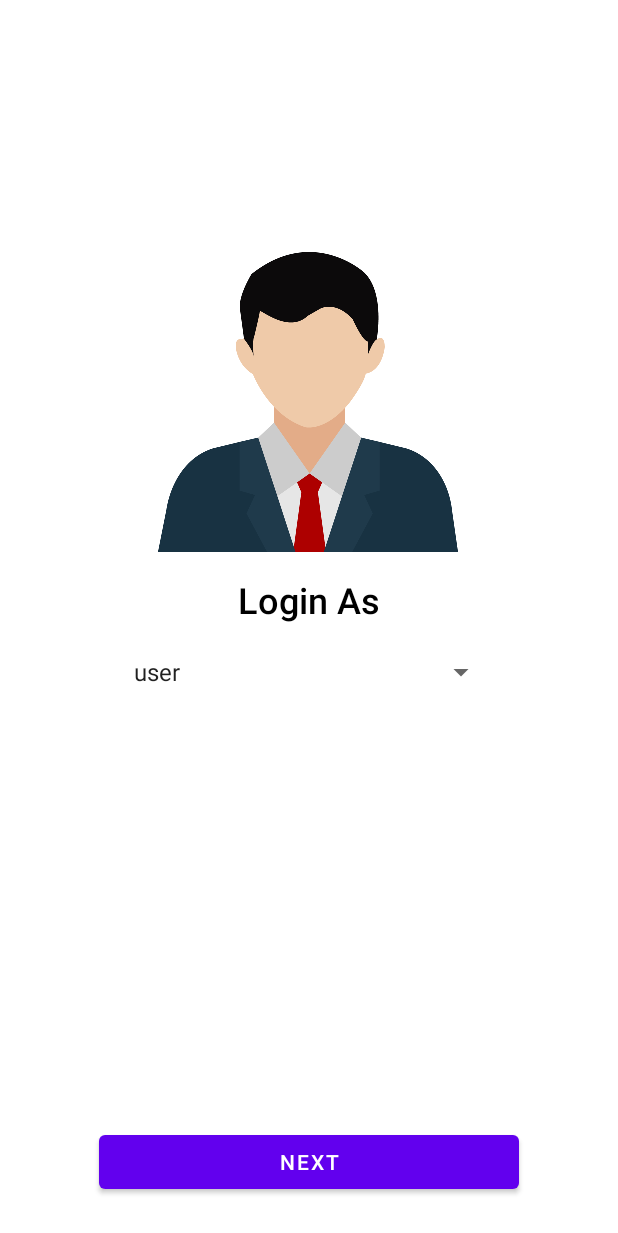
After one commit to achmadrizkin/java_hotel_system, an Android app: the SelectRoleActivity screen opened directly, with no data from a screen before it, on a phone screen of 412 x 824 dp. The commit adds this screen. Shown: the top 1233 px of the screen. Run offline under Robolectric (Android 15) with nearby library versions, the phone set to English and light mode, and no system bars; our stand-ins replace Dagger/Hilt's generated code, Firebase (no records; nobody signed in at launch, a user with empty details on screens opened directly); 1 statement that could not run was skipped.

Commit message:
POST USER TO API SUCCESS (NO ERROR)

```diff
--- /dev/null
+++ b/app/src/main/java/com/example/java_hotel_system/service/RetroService.java
@@ -0,0 +1,12 @@
+package com.example.java_hotel_system.service;
+
+import com.example.java_hotel_system.model.user.UserRequest;
+
+import io.reactivex.Observable;
+import retrofit2.http.Body;
+import retrofit2.http.POST;
+
+public interface RetroService {
+    @POST("insert_user.php")
+    Observable<UserRequest> postUserByLogin(@Body UserRequest userRequest);
+}
--- a/app/src/main/java/com/example/java_hotel_system/view/login/github/GithubAuth.java
+++ b/app/src/main/java/com/example/java_hotel_system/view/login/github/GithubAuth.java
@@ -15,6 +15,7 @@ import android.widget.Toast;
 import com.example.java_hotel_system.R;
 import com.example.java_hotel_system.view.bottomNav.BottomNavigationActivity;
 import com.example.java_hotel_system.view.login.facebook.FacebookAuth;
+import com.example.java_hotel_system.view.select_role.SelectRoleActivity;
 import com.google.android.gms.tasks.OnFailureListener;
 import com.google.android.gms.tasks.OnSuccessListener;
 import com.google.android.gms.tasks.Task;
@@ -116,9 +117,11 @@ public class GithubAuth extends AppCompatActivity {
     }
 
     private void openNextActivity() {
-        Intent i = new Intent(GithubAuth.this, BottomNavigationActivity.class);
+        Intent i = new Intent(GithubAuth.this, SelectRoleActivity.class);
+        i.putExtra("log_via", "GITHUB");
         i.setFlags(Intent.FLAG_ACTIVITY_CLEAR_TASK | Intent.FLAG_ACTIVITY_NEW_TASK);
         startActivity(i);
+
         finish();
     }
 
--- /dev/null
+++ b/app/src/main/java/com/example/java_hotel_system/view/select_role/SelectRoleActivity.java
@@ -0,0 +1,101 @@
+package com.example.java_hotel_system.view.select_role;
+
+import androidx.appcompat.app.AppCompatActivity;
+import androidx.lifecycle.Observer;
+import androidx.lifecycle.ViewModelProvider;
+
+import android.content.Intent;
+import android.os.Bundle;
+import android.view.View;
+import android.widget.AdapterView;
+import android.widget.ArrayAdapter;
+import android.widget.Button;
+import android.widget.Spinner;
+import android.widget.Toast;
+
+import com.example.java_hotel_system.R;
+import com.example.java_hotel_system.model.user.UserRequest;
+import com.example.java_hotel_system.view.bottomNav.BottomNavigationActivity;
+import com.example.java_hotel_system.view.login.facebook.FacebookAuth;
+import com.example.java_hotel_system.view_model.LoginFacebookViewModel;
+import com.google.firebase.auth.FirebaseAuth;
+
+import dagger.hilt.android.AndroidEntryPoint;
+
+@AndroidEntryPoint
+public class SelectRoleActivity extends AppCompatActivity {
+    private LoginFacebookViewModel viewModel;
+    private FirebaseAuth mAuth;
+    private String valSpinner;
+
+    @Override
+    protected void onCreate(Bundle savedInstanceState) {
+        super.onCreate(savedInstanceState);
+        setContentView(R.layout.activity_select_role);
+
+        //
+        mAuth = FirebaseAuth.getInstance();
+        viewModel = new ViewModelProvider(this).get(LoginFacebookViewModel.class);
+
+        Spinner spinnerRole = findViewById(R.id.spinnerRole);
+        Button btnNext = findViewById(R.id.btnNext);
+
+        //
+        Intent intent = getIntent();
+        String log_via = intent.getExtras().getString("log_via");
+
+        ArrayAdapter<CharSequence> adapter = ArrayAdapter.createFromResource(this,
+                R.array.role, android.R.layout.simple_spinner_item);
+        adapter.setDropDownViewResource(android.R.layout.simple_spinner_dropdown_item);
+        spinnerRole.setAdapter(adapter);
+
+        spinnerRole.setOnItemSelectedListener(new AdapterView.OnItemSelectedListener() {
+            @Override
+            public void onItemSelected(AdapterView<?> adapterView, View view, int i, long l) {
+               valSpinner = adapterView.getItemAtPosition(i).toString();
+            }
+
+            @Override
+            public void onNothingSelected(AdapterView<?> adapterView) {
+
+            }
+        });
+
+        btnNext.setOnClickListener(new View.OnClickListener() {
+            @Override
+            public void onClick(View view) {
+                if (valSpinner.length() > 2) {
+                    UserRequest a = new UserRequest(mAuth.getCurrentUser().getDisplayName(), mAuth.getCurrentUser().getUid(), mAuth.getCurrentUser().getPhotoUrl().toString(), valSpinner, log_via);
+                    postUserByLoginFromView(a);
+                }
+            }
+        });
+    }
+
+    private void postUserByLoginFromView(UserRequest userRequest) {
+        viewModel = new ViewModelProvider(this).get(LoginFacebookViewModel.class);
+        viewModel.postUserByFacebookObservable().observe(SelectRoleActivity.this, new Observer<UserRequest>() {
+            @Override
+            public void onChanged(UserRequest userRequest) {
+                if (userRequest == null) {
+                    Toast.makeText(
+                            getApplicationContext(),
+                            "Failed to create/update new user",
+                            Toast.LENGTH_LONG
+                    ).show();
+                } else {
+                    Toast.makeText(
+                            getApplicationContext(),
+                            "Success to create/update new user",
+                            Toast.LENGTH_LONG
+                    ).show();
+                    startActivity(new Intent(getApplicationContext(), BottomNavigationActivity.class));
+                    finish();
+                }
+            }
+        });
+
+        viewModel.postUserByFacebookOfData(userRequest);
+    }
+
+}
--- /dev/null
+++ b/app/src/main/java/com/example/java_hotel_system/view_model/LoginFacebookViewModel.java
@@ -0,0 +1,34 @@
+package com.example.java_hotel_system.view_model;
+
+import androidx.lifecycle.MutableLiveData;
+import androidx.lifecycle.ViewModel;
+
+import com.example.java_hotel_system.model.user.UserRequest;
+import com.example.java_hotel_system.repo.LoginFacebookRepo;
+import com.example.java_hotel_system.service.RetroService;
+
+import javax.inject.Inject;
+
+import dagger.hilt.android.lifecycle.HiltViewModel;
+
+@HiltViewModel
+public class LoginFacebookViewModel extends ViewModel {
+    MutableLiveData<UserRequest> liveData;
+
+    @Inject
+    RetroService retroService;
+
+    @Inject
+    public LoginFacebookViewModel() {
+        liveData = new MutableLiveData<>();
+    }
+
+    public MutableLiveData<UserRequest> postUserByFacebookObservable() {
+        return liveData;
+    }
+
+    public void postUserByFacebookOfData(UserRequest userRequest) {
+        LoginFacebookRepo loginFacebookRepo = new LoginFacebookRepo(retroService);
+        loginFacebookRepo.postUserFacebookFromApiCall(userRequest, liveData);
+    }
+}
--- /dev/null
+++ b/app/src/main/res/layout/activity_select_role.xml
@@ -0,0 +1,52 @@
+<?xml version="1.0" encoding="utf-8"?>
+<androidx.constraintlayout.widget.ConstraintLayout xmlns:android="http://schemas.android.com/apk/res/android"
+    xmlns:app="http://schemas.android.com/apk/res-auto"
+    xmlns:tools="http://schemas.android.com/tools"
+    android:layout_width="match_parent"
+    android:layout_height="match_parent"
+    tools:context=".view.select_role.SelectRoleActivity">
+
+    <ImageView
+        android:id="@+id/imageView10"
+        android:layout_width="200dp"
+        android:layout_height="200dp"
+        app:layout_constraintBottom_toBottomOf="parent"
+        app:layout_constraintEnd_toEndOf="parent"
+        app:layout_constraintHorizontal_bias="0.497"
+        app:layout_constraintStart_toStartOf="parent"
+        app:layout_constraintTop_toTopOf="parent"
+        app:layout_constraintVertical_bias="0.269"
+        app:srcCompat="@drawable/user_role" />
+
+    <Button
+        android:id="@+id/btnNext"
+        android:layout_width="280dp"
+        android:layout_height="wrap_content"
+        android:layout_marginBottom="25dp"
+        android:text="Next"
+        app:layout_constraintBottom_toBottomOf="parent"
+        app:layout_constraintEnd_toEndOf="parent"
+        app:layout_constraintStart_toStartOf="parent" />
+
+    <TextView
+        android:id="@+id/textView38"
+        android:layout_width="wrap_content"
+        android:layout_height="wrap_content"
+        android:layout_marginTop="15dp"
+        android:fontFamily="sans-serif-medium"
+        android:text="Login As"
+        android:textColor="@color/black"
+        android:textSize="24sp"
+        app:layout_constraintEnd_toEndOf="parent"
+        app:layout_constraintStart_toStartOf="parent"
+        app:layout_constraintTop_toBottomOf="@+id/imageView10" />
+
+    <Spinner
+        android:id="@+id/spinnerRole"
+        android:layout_width="250dp"
+        android:layout_height="wrap_content"
+        android:layout_marginTop="20dp"
+        app:layout_constraintEnd_toEndOf="parent"
+        app:layout_constraintStart_toStartOf="parent"
+        app:layout_constraintTop_toBottomOf="@+id/textView38" />
+</androidx.constraintlayout.widget.ConstraintLayout>
--- a/app/src/main/res/values/strings.xml
+++ b/app/src/main/res/values/strings.xml
@@ -20,4 +20,10 @@
     <string name="map_key">AIzaSyB_qsP8AOP_P0MdlPz-48TDaJYjTP3vbjo</string>
     <string name="mapbox_access_token">sk.eyJ1IjoiYWNobWFkcml6a2luMTIzIiwiYSI6ImNsNDB0eDloZTA5emMzZG52eXE1Mmh0NG0ifQ.7CZZvzZn9KJHfGSqIhIEiA</string>
 
+<!--    -->
+    <string-array name="role">
+        <item>user</item>
+        <item>admin</item>
+        <item>super_admin</item>
+    </string-array>
 </resources>
```
Also changed, not shown: app/build.gradle (+11 -0 lines), app/src/main/AndroidManifest.xml (+6 -4 lines), app/src/main/java/com/example/java_hotel_system/di/AppModule.java (added, +43 -0 lines), app/src/main/java/com/example/java_hotel_system/model/user/UserRequest.java (added, +53 -0 lines), app/src/main/java/com/example/java_hotel_system/repo/LoginFacebookRepo.java (added, +46 -0 lines), app/src/main/java/com/example/java_hotel_system/view/login/LoginActivity.java (+7 -1 lines), app/src/main/java/com/example/java_hotel_system/view/login/facebook/FacebookAuth.java (+8 -5 lines), app/src/main/res/drawable-v24/user_role.png (added).
